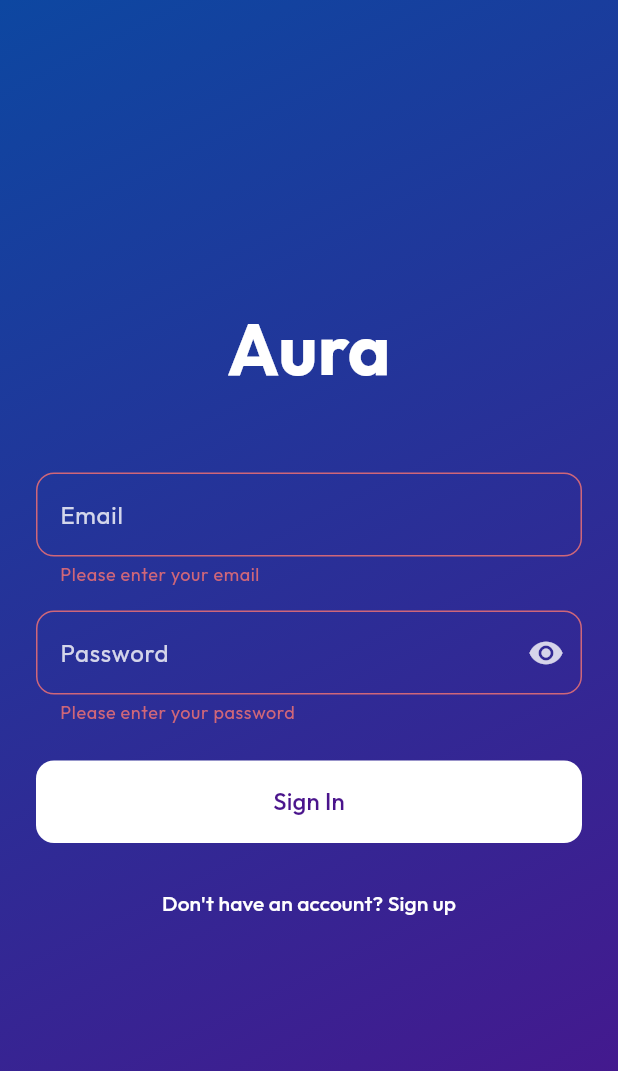
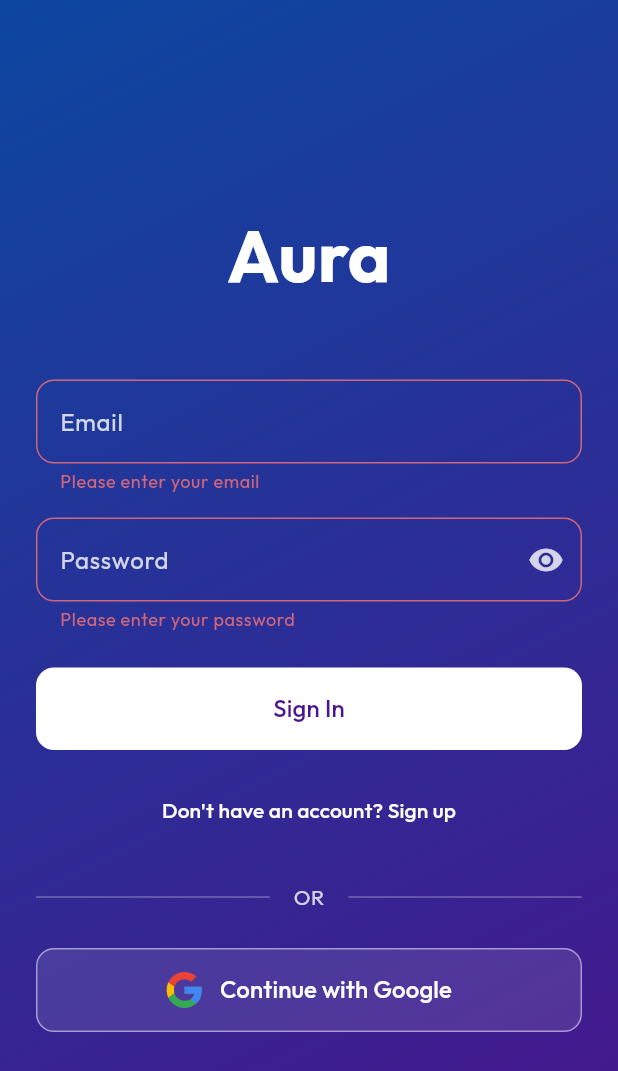
Before and after one commit to jzPLT/Aura, a Flutter app: the screen it shows after launch, after a tap on "Sign In", on a phone screen of 412 x 824 dp. Shown: the top 1071 px of the screen. Run offline on Flutter 3.47's test engine with Material 3 defaults, Android fonts, the phone set to English and light mode, and no system bars; our stand-ins replace firebase_auth, firebase_core, flutter_svg, google_fonts, google_sign_in, table_calendar; missing offline and left inert: calendar_day_view; accounts and stored records are empty.

Commit message:
Added google signin

```diff
--- a/aura_mobile/lib/features/auth/screens/login_screen.dart
+++ b/aura_mobile/lib/features/auth/screens/login_screen.dart
@@ -1,5 +1,6 @@
 import 'package:flutter/material.dart';
 import 'package:provider/provider.dart';
+import 'package:flutter_svg/flutter_svg.dart';
 import 'package:aura_mobile/features/auth/providers/auth_provider.dart';
 import 'package:google_fonts/google_fonts.dart';
 
@@ -43,6 +44,18 @@
       } else {
         await authProvider.signInWithEmailPassword(email, password);
       }
+    } catch (e) {
+      if (!mounted) return;
+      ScaffoldMessenger.of(context).showSnackBar(
+        SnackBar(content: Text(e.toString()), backgroundColor: Colors.red),
+      );
+    }
+  }
+
+  Future<void> _signInWithGoogle() async {
+    final authProvider = context.read<AuthProvider>();
+    try {
+      await authProvider.signInWithGoogle();
     } catch (e) {
       if (!mounted) return;
       ScaffoldMessenger.of(context).showSnackBar(
@@ -207,6 +220,62 @@
                         style: const TextStyle(color: Colors.white),
                       ),
                     ),
+                    const SizedBox(height: 24),
+                    Row(
+                      children: [
+                        Expanded(
+                          child: Container(
+                            height: 1,
+                            color: Colors.white.withOpacity(0.3),
+                          ),
+                        ),
+                        Padding(
+                          padding: const EdgeInsets.symmetric(horizontal: 16),
+                          child: Text(
+                            'OR',
+                            style: TextStyle(
+                              color: Colors.white.withOpacity(0.8),
+                              fontSize: 14,
+                            ),
+                          ),
+                        ),
+                        Expanded(
+                          child: Container(
+                            height: 1,
+                            color: Colors.white.withOpacity(0.3),
+                          ),
+                        ),
+                      ],
+                    ),
+                    const SizedBox(height: 24),
+                    OutlinedButton(
+                      onPressed:
+                          authProvider.isLoading ? null : _signInWithGoogle,
+                      style: OutlinedButton.styleFrom(
+                        foregroundColor: Colors.white,
+                        backgroundColor: Colors.white.withOpacity(0.1),
+                        side: BorderSide(color: Colors.white.withOpacity(0.5)),
+                        padding: const EdgeInsets.symmetric(vertical: 16),
+                        shape: RoundedRectangleBorder(
+                          borderRadius: BorderRadius.circular(12),
+                        ),
+                      ),
+                      child: Row(
+                        mainAxisAlignment: MainAxisAlignment.center,
+                        children: [
+                          SvgPicture.asset(
+                            'assets/images/google_logo.svg',
+                            height: 24,
+                            width: 24,
+                          ),
+                          const SizedBox(width: 12),
+                          const Text(
+                            'Continue with Google',
+                            style: TextStyle(fontSize: 16),
+                          ),
+                        ],
+                      ),
+                    ),
                   ],
                 ),
               ),
```
Also changed, not shown: aura_mobile/lib/core/services/auth_service.dart (+41 -3 lines), aura_mobile/lib/features/auth/providers/auth_provider.dart (+11 -0 lines), aura_mobile/pubspec.yaml (+4 -3 lines), aura_mobile/assets/images/google_logo.svg (added), aura_mobile/pubspec.lock, 3 other files.
